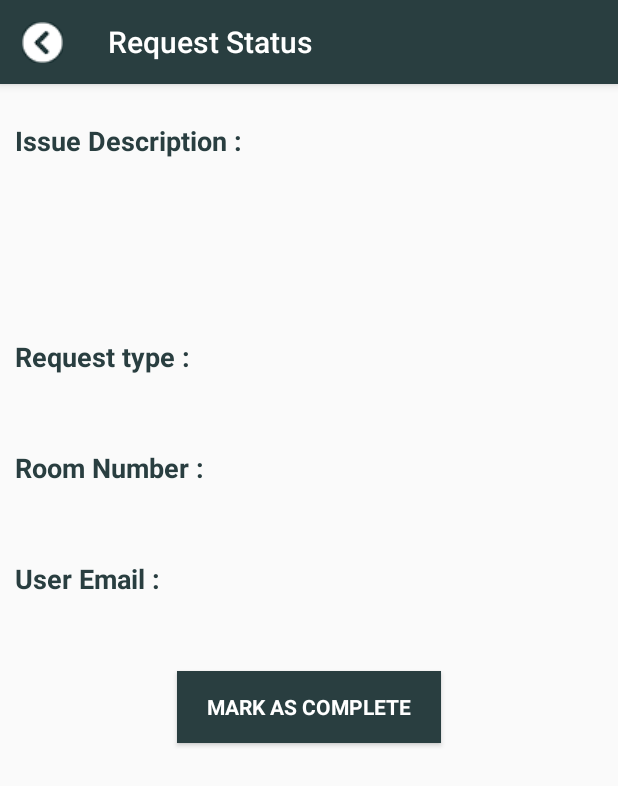
After one commit to Akhilkrishna415/VMeet, an Android app: the ServiceReqStatus screen opened directly, with no data from a screen before it, on a phone screen of 412 x 824 dp. The commit adds this screen. Shown: the top 786 px of the screen. Run offline under Robolectric (Android 15) with nearby library versions, the phone set to English and light mode, and no system bars; our stand-ins replace Firebase (no records; nobody signed in at launch, a user with empty details on screens opened directly); 8 statements that could not run were skipped.

Commit message:
Adding view service requests page

```diff
--- /dev/null
+++ b/app/src/main/java/com/example/vmeet/ServiceReqStatus.java
@@ -0,0 +1,86 @@
+package com.example.vmeet;
+
+import android.content.Intent;
+import android.os.Bundle;
+import android.view.MenuItem;
+import android.widget.Button;
+import android.widget.Spinner;
+import android.widget.TextView;
+
+import androidx.appcompat.app.AppCompatActivity;
+import androidx.appcompat.widget.Toolbar;
+
+import com.google.firebase.auth.FirebaseAuth;
+import com.google.firebase.auth.FirebaseUser;
+import com.google.firebase.firestore.FirebaseFirestore;
+
+public class ServiceReqStatus extends AppCompatActivity {
+
+    Button btnupdate;
+    FirebaseFirestore db;
+    TextView TVdesc, TVreqtype, TVroomnumber, TVuseremail, TVusername;
+    Spinner spinStatus;
+    private FirebaseUser curUser;
+    private FirebaseAuth auth;
+
+    @Override
+    protected void onCreate(Bundle savedInstanceState) {
+        super.onCreate(savedInstanceState);
+        setContentView(R.layout.activity_service_req_status);
+
+        /*Toolbar configuration and back button start */
+        Toolbar myToolbar = (Toolbar) findViewById(R.id.toolbar);
+        myToolbar.setTitleTextColor(getResources().getColor(R.color.white));
+        myToolbar.setNavigationIcon(R.drawable.iconbackarrowcustom);
+        setSupportActionBar(myToolbar);
+        getSupportActionBar().setTitle("Request Status");
+        getSupportActionBar().setHomeButtonEnabled(true);
+        getSupportActionBar().setDisplayHomeAsUpEnabled(true);
+        /*Toolbar configuration and back button End */
+
+        TVdesc = findViewById(R.id.DisplayDesc);
+        TVreqtype = findViewById(R.id.DisplayReq);
+        TVroomnumber = findViewById(R.id.DisplayRoomNo);
+        TVuseremail = findViewById(R.id.DisplayUserEmail);
+//        TVusername = findViewById(R.id.DisplayUserName);
+        btnupdate = findViewById(R.id.ButtonUpdate);
+//        spinStatus = findViewById(R.id.SpinnerReqStatus);
+
+        db = FirebaseFirestore.getInstance();
+        auth = FirebaseAuth.getInstance();
+        final Bundle b = getIntent().getExtras();
+
+        final String description = b.getString("Description");
+        final String requestType = b.getString("Request Type");
+        final String roomnumber = b.getString("Room Number");
+        final String useremail = b.getString("User Email");
+//        final String username = b.getString("User Name");
+        final String status = b.getString("Status");
+
+        String[] arr = roomnumber.split(" - ");
+
+
+        TVdesc.setText(description);
+        TVreqtype.setText(arr[1]);
+        TVroomnumber.setText(arr[0]);
+        TVuseremail.setText(useremail);
+//        TVusername.setText(username);
+        btnupdate.findViewById(R.id.ButtonUpdate);
+
+
+    }
+
+    @Override
+    public boolean onOptionsItemSelected(MenuItem item) {
+        switch (item.getItemId()) {
+            case android.R.id.home:
+                // app icon in action bar clicked; go home
+                Intent intent = new Intent(this, ReceiveServiceRequests.class);
+                intent.addFlags(Intent.FLAG_ACTIVITY_CLEAR_TOP);
+                startActivity(intent);
+                return true;
+            default:
+                return super.onOptionsItemSelected(item);
+        }
+    }
+}
--- /dev/null
+++ b/app/src/main/res/layout/activity_service_req_status.xml
@@ -0,0 +1,131 @@
+<?xml version="1.0" encoding="utf-8"?>
+<LinearLayout xmlns:android="http://schemas.android.com/apk/res/android"
+    xmlns:tools="http://schemas.android.com/tools"
+    android:layout_width="match_parent"
+    android:layout_height="match_parent"
+    android:orientation="vertical"
+    tools:context=".ServiceReqStatus">
+
+    <include
+        android:id="@+id/toolbar"
+        layout="@layout/toolbar"
+        android:layout_width="match_parent"
+        android:layout_height="wrap_content" />
+
+    <TextView
+        android:id="@+id/textView12"
+        android:layout_width="171dp"
+        android:layout_height="wrap_content"
+        android:layout_marginLeft="10dp"
+        android:layout_marginTop="25dp"
+        android:layout_marginRight="270dp"
+        android:text="Issue Description : "
+        android:textColor="@color/mainText"
+        android:textSize="18sp"
+        android:textStyle="bold" />
+
+    <TextView
+        android:id="@+id/DisplayDesc"
+        android:layout_width="match_parent"
+        android:layout_height="89dp"
+        android:layout_margin="10dp"
+        android:layout_marginTop="5dp"
+        android:ems="10" />
+
+    <TextView
+        android:id="@+id/textView15"
+        android:layout_width="171dp"
+        android:layout_height="wrap_content"
+        android:layout_marginLeft="10dp"
+        android:layout_marginTop="10dp"
+        android:layout_marginRight="270dp"
+        android:text="Request type : "
+        android:textColor="@color/mainText"
+        android:textSize="18sp"
+        android:textStyle="bold" />
+
+    <TextView
+        android:id="@+id/DisplayReq"
+        android:layout_width="match_parent"
+        android:layout_height="wrap_content"
+        android:layout_margin="10dp"
+        android:layout_marginTop="5dp"
+        android:ems="10" />
+
+    <TextView
+        android:id="@+id/textView17"
+        android:layout_width="171dp"
+        android:layout_height="wrap_content"
+        android:layout_marginLeft="10dp"
+        android:layout_marginTop="10dp"
+        android:layout_marginRight="270dp"
+        android:text="Room Number : "
+        android:textColor="@color/mainText"
+        android:textSize="18sp"
+        android:textStyle="bold" />
+
+    <TextView
+        android:id="@+id/DisplayRoomNo"
+        android:layout_width="match_parent"
+        android:layout_height="wrap_content"
+        android:layout_margin="10dp"
+        android:layout_marginTop="5dp"
+        android:ems="10"
+        android:inputType="number" />
+
+    <!--    <TextView-->
+    <!--        android:id="@+id/textView18"-->
+    <!--        android:layout_width="171dp"-->
+    <!--        android:layout_height="wrap_content"-->
+    <!--        android:layout_marginLeft="10dp"-->
+    <!--        android:layout_marginTop="10dp"-->
+    <!--        android:layout_marginRight="270dp"-->
+    <!--        android:text="Status : "-->
+    <!--        android:textColor="@color/mainText"-->
+    <!--        android:textSize="18sp"-->
+    <!--        android:textStyle="bold" />-->
+
+    <!--    <Spinner-->
+    <!--        android:id="@+id/SpinnerReqStatus"-->
+    <!--        android:layout_width="match_parent"-->
+    <!--        android:layout_height="wrap_content"-->
+    <!--        android:dropDownWidth="wrap_content"-->
+    <!--        android:layout_marginTop="5dp"-->
+    <!--        android:layout_margin="10dp"-->
+    <!--        android:spinnerMode="dropdown"/>-->
+
+    <TextView
+        android:id="@+id/textView19"
+        android:layout_width="171dp"
+        android:layout_height="wrap_content"
+        android:layout_marginLeft="10dp"
+        android:layout_marginTop="10dp"
+        android:layout_marginRight="270dp"
+        android:text="User Email : "
+        android:textColor="@color/mainText"
+        android:textSize="18sp"
+        android:textStyle="bold" />
+
+    <TextView
+        android:id="@+id/DisplayUserEmail"
+        android:layout_width="match_parent"
+        android:layout_height="wrap_content"
+        android:layout_margin="10dp"
+        android:layout_marginTop="5dp"
+        android:ems="10" />
+
+
+    <Button
+        android:id="@+id/ButtonUpdate"
+        android:layout_width="176dp"
+        android:layout_height="wrap_content"
+        android:layout_gravity="center"
+        android:layout_margin="10dp"
+        android:layout_marginTop="10dp"
+        android:background="@color/mainText"
+        android:fontFamily="sans-serif"
+        android:text="Mark as Complete"
+        android:textColor="@color/white"
+        android:textStyle="bold" />
+
+</LinearLayout>
--- a/app/src/main/res/layout/fragment_home.xml
+++ b/app/src/main/res/layout/fragment_home.xml
@@ -15,7 +15,7 @@
         <LinearLayout
             android:layout_width="match_parent"
             android:layout_height="wrap_content"
-            android:background="@color/white"
+            android:background="@color/floral_white"
             android:orientation="vertical">
 
             <LinearLayout
```
Also changed, not shown: app/src/main/AndroidManifest.xml (+5 -2 lines), app/src/main/java/com/example/vmeet/AdminHome.java (+8 -1 lines), app/src/main/java/com/example/vmeet/MyBooking.java (+16 -1 lines), app/src/main/java/com/example/vmeet/ReceiveServiceRequests.java (added, +126 -0 lines), app/src/main/java/com/example/vmeet/RemoveHardewareSoftware.java (+28 -0 lines), app/src/main/java/com/example/vmeet/ServiceReqAdapter.java (added, +81 -0 lines), app/src/main/java/com/example/vmeet/ServiceReqModel.java (added, +61 -0 lines), app/src/main/res/layout/activity_admin_home.xml (+46 -1 lines), app/src/main/res/layout/activity_receive_service_requests.xml (added, +46 -0 lines), app/src/main/res/layout/request_row_item.xml (added, +72 -0 lines), app/src/main/res/values/strings.xml (+7 -1 lines), gradle/wrapper/gradle-wrapper.properties.
